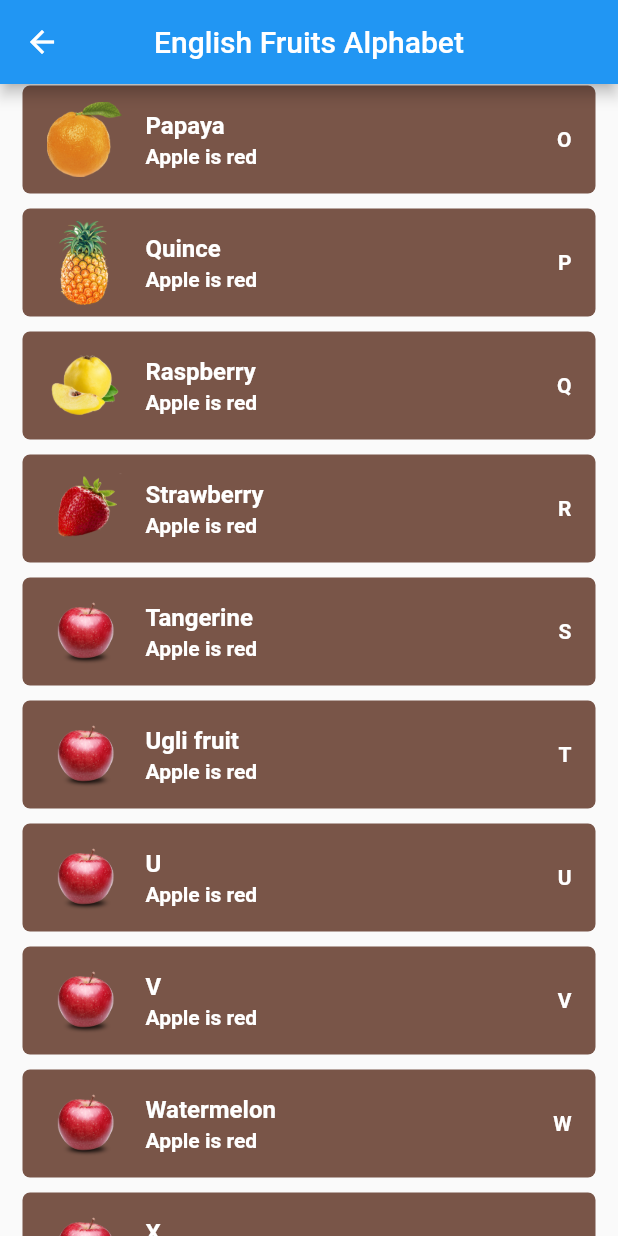
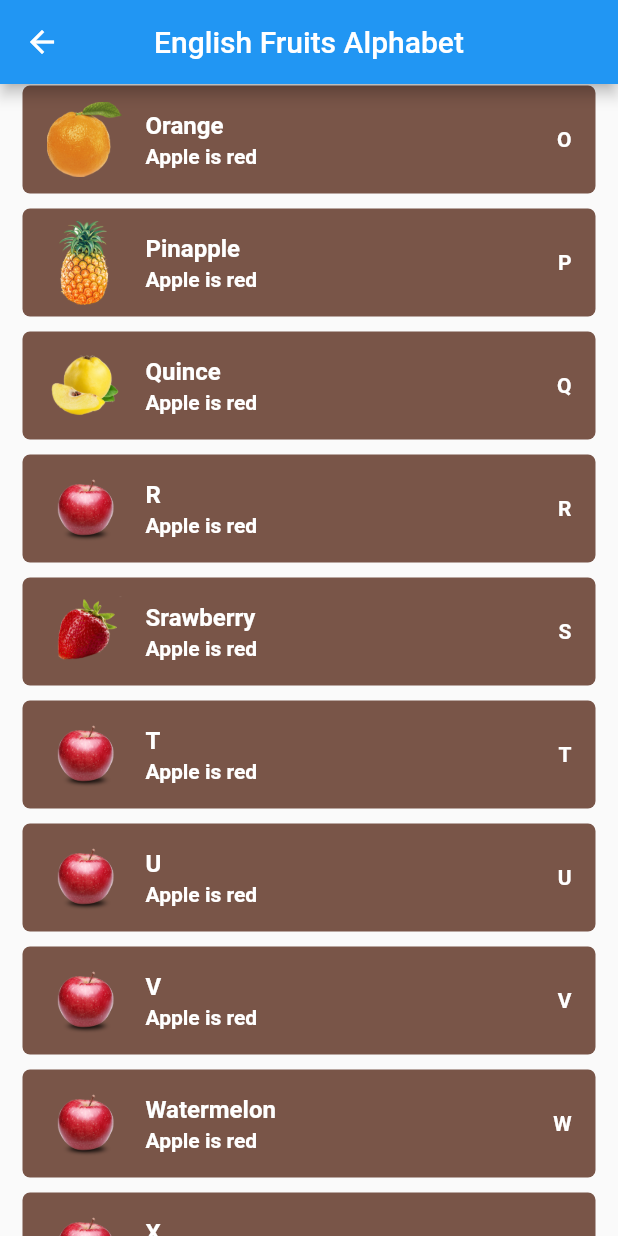
Before and after one commit to NasShihab/educationlight, a Flutter app: the englishAlphabet screen opened directly, scrolled down 1152 dp, on a phone screen of 412 x 824 dp. Run offline on Flutter 3.47's test engine with Material 2 defaults, Android fonts, the phone set to English and light mode, and no system bars; our stand-ins replace google_fonts.

```diff
--- a/lib/englishAlphabet.dart
+++ b/lib/englishAlphabet.dart
@@ -1,8 +1,10 @@
 import 'dart:math';
 
+import 'package:educationlight/Provider/HomePageProvider.dart';
 import 'package:educationlight/fruitDetails.dart';
 import 'package:educationlight/listItem.dart';
 import 'package:flutter/material.dart';
+import 'package:provider/provider.dart';
 
 class englishAlphabet extends StatelessWidget {
   englishAlphabet({Key? key}) : super(key: key);
@@ -11,12 +13,14 @@ class englishAlphabet extends StatelessWidget {
 
   @override
   Widget build(BuildContext context) {
+
     return Scaffold(
       appBar: AppBar(
         centerTitle: true,
         title: Text('English Fruits Alphabet'),
       ),
-      body: SafeArea(
+      body: Consumer<HomePageProvider>(builder: (context, provider, child) {
+        return SafeArea(
           child: Container(
             height: double.infinity,
             width: double.infinity,
@@ -27,8 +31,8 @@ class englishAlphabet extends StatelessWidget {
                   final dat = datas;
                   //yoyoyo
                   return Container(
-                    margin:
-                        EdgeInsets.only(top: 5, bottom: 5, left: 15, right: 15),
+                      margin: EdgeInsets.only(
+                          top: 5, bottom: 5, left: 15, right: 15),
                       decoration: BoxDecoration(
                         gradient: LinearGradient(colors: [
                           Colors.primaries[
@@ -50,10 +54,11 @@ class englishAlphabet extends StatelessWidget {
                             width: 50,
                             child: Image.asset('${datas[index].image}')),
                         onTap: () {
+                          provider.indexq = index;
                           Navigator.of(context).push(
                             MaterialPageRoute(
                               builder: (context) {
-                              return ffruitdetails(index: index, dat: dat);
+                                return ffruitdetails(index: provider.indexq, dat: dat);
                               },
                             ),
                           );
@@ -61,7 +66,8 @@ class englishAlphabet extends StatelessWidget {
                       ));
                 }),
           ),
-      ),
+        );
+      }),
     );
   }
 }
--- a/lib/listItem.dart
+++ b/lib/listItem.dart
@@ -74,37 +74,37 @@ List<data> datas = [
       image: 'images/fruits/mango.png',
       fruitdetails: 'Apple is red'),
   data(
-      frname: 'Orange',
+      frname: 'N',
       letter: 'N',
       image: 'images/fruits/apple.png',
       fruitdetails: 'Apple is red'),
   data(
-      frname: 'Papaya',
+      frname: 'Orange',
       letter: 'O',
       image: 'images/fruits/orange.png',
       fruitdetails: 'Apple is red'),
   data(
-      frname: 'Quince',
+      frname: 'Pinapple',
       letter: 'P',
       image: 'images/fruits/pineapple.png',
       fruitdetails: 'Apple is red'),
   data(
-      frname: 'Raspberry',
+      frname: 'Quince',
       letter: 'Q',
       image: 'images/fruits/quince.png',
       fruitdetails: 'Apple is red'),
   data(
-      frname: 'Strawberry',
+      frname: 'R',
       letter: 'R',
+      image: 'images/fruits/apple.png',
+      fruitdetails: 'Apple is red'),
+  data(
+      frname: 'Srawberry',
+      letter: 'S',
       image: 'images/fruits/strawberry.png',
       fruitdetails: 'Apple is red'),
   data(
-      frname: 'Tangerine',
-      letter: 'S',
-      image: 'images/fruits/apple.png',
-      fruitdetails: 'Apple is red'),
-  data(
-      frname: 'Ugli fruit',
+      frname: 'T',
       letter: 'T',
       image: 'images/fruits/apple.png',
       fruitdetails: 'Apple is red'),
--- a/lib/main.dart
+++ b/lib/main.dart
@@ -1,5 +1,5 @@
 import 'package:educationlight/Provider/HomePageProvider.dart';
-import 'package:educationlight/englishAlphabet.dart';
+import 'package:educationlight/homePage.dart';
 import 'package:flutter/material.dart';
 // ignore: unused_import
 import 'package:google_fonts/google_fonts.dart';
@@ -19,7 +19,7 @@ final style = TextStyle(fontSize: 50);
     return ChangeNotifierProvider(create: (context) => HomePageProvider(),
     child: MaterialApp(
       debugShowCheckedModeBanner: false,
-      home: englishAlphabet(),
+      home: HomePage(),
     ),);
   }
 }
```
Also changed, not shown: 1 other file. Lines whose indentation alone changed are shown as unchanged.
